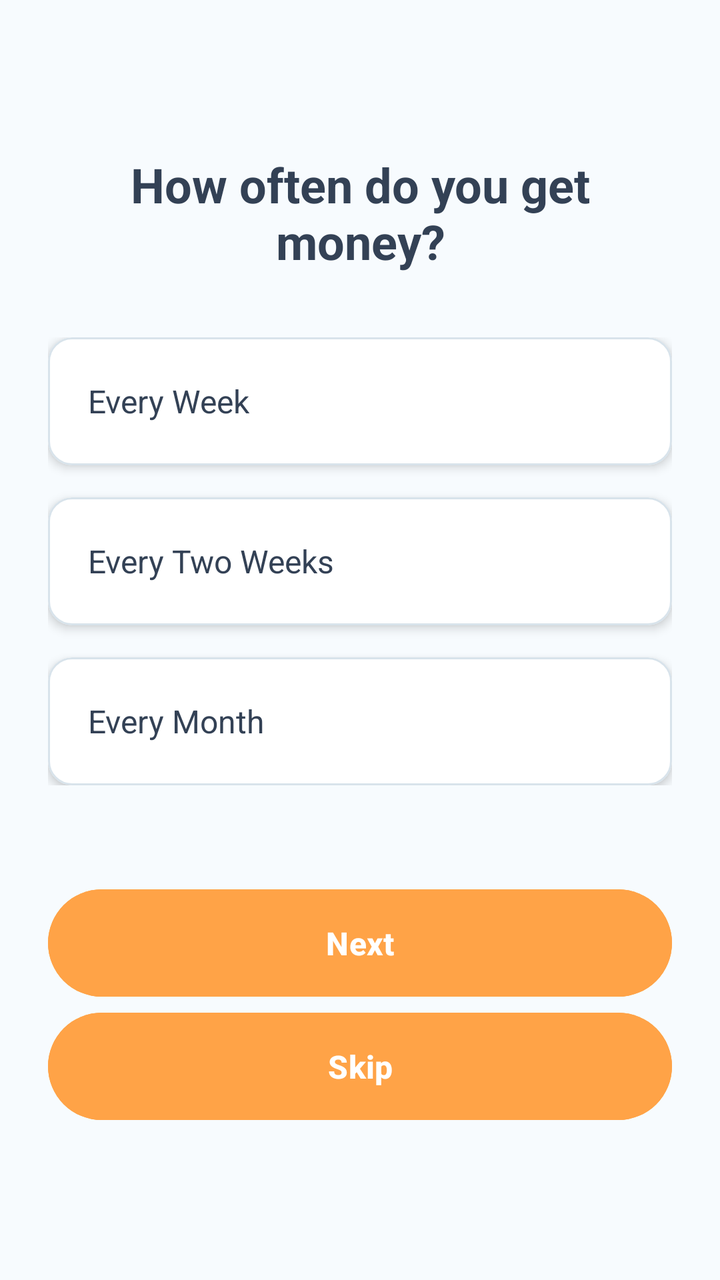
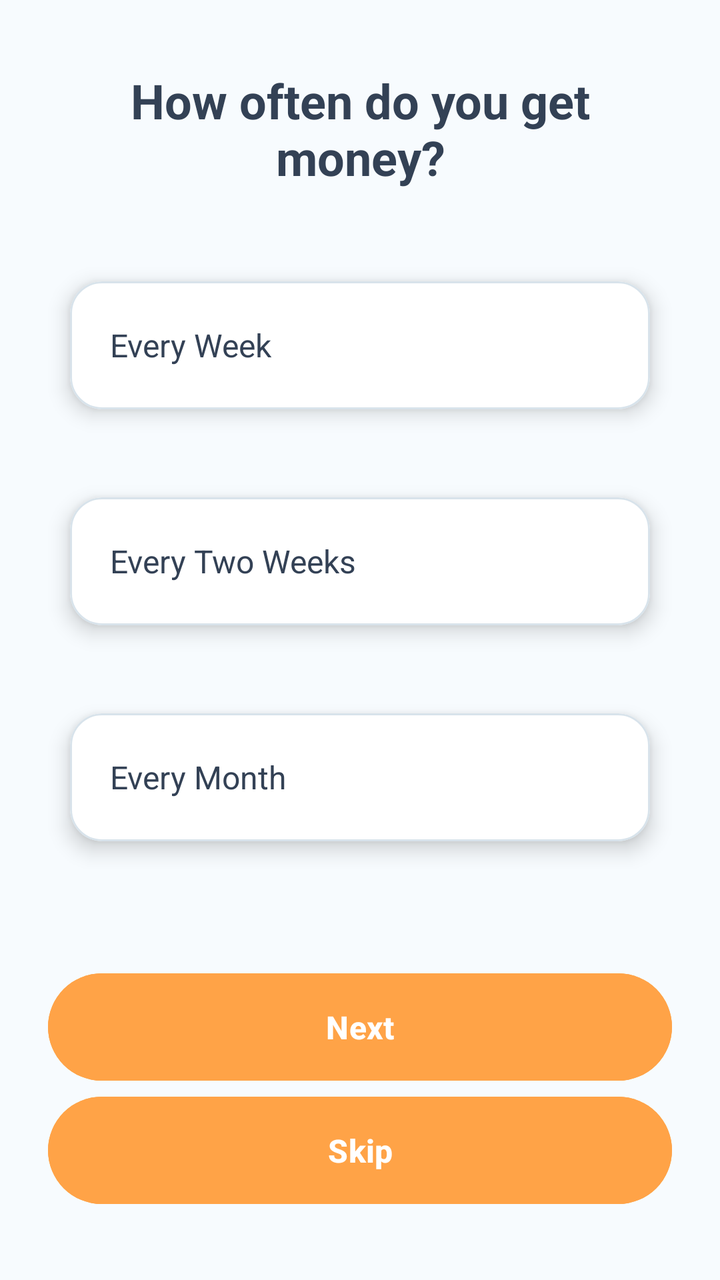

Before-and-after screenshots of an Android layout around one commit, followed by the original layout XML and the change that was made.
<!-- AndroidManifest.xml: application theme Theme.MyApplication -->
<!-- res/layout/fragment_question1_tutorial.xml -->
<?xml version="1.0" encoding="utf-8"?>
<ScrollView xmlns:android="http://schemas.android.com/apk/res/android"
    xmlns:app="http://schemas.android.com/apk/res-auto"
    xmlns:tools="http://schemas.android.com/tools"
    android:layout_width="match_parent"
    android:layout_height="match_parent"
    android:background="@color/background"
    android:padding="24dp"
    android:fillViewport="true">

    <LinearLayout
        android:layout_width="match_parent"
        android:layout_height="wrap_content"
        android:orientation="vertical"
        android:gravity="center">

        
        <TextView
            android:layout_width="wrap_content"
            android:layout_height="wrap_content"
            android:text="@string/how_often_do_you_get_money"
            android:textColor="@color/foreground"
            android:textSize="24sp"
            android:textStyle="bold"
            android:gravity="center"
            android:layout_marginBottom="32dp" />

        
        <LinearLayout
            android:layout_width="match_parent"
            android:layout_height="wrap_content"
            android:orientation="vertical"
            android:layout_marginBottom="48dp">

            
            <com.google.android.material.card.MaterialCardView
                android:id="@+id/option_weekly"
                android:layout_width="match_parent"
                android:layout_height="wrap_content"
                android:layout_marginBottom="16dp"
                app:cardCornerRadius="12dp"
                app:cardElevation="3dp"
                app:cardBackgroundColor="@color/card_background"
                app:strokeColor="@color/border"
                app:strokeWidth="1dp"
                app:rippleColor="@color/primary_soft">

                <LinearLayout
                    android:layout_width="match_parent"
                    android:layout_height="wrap_content"
                    android:orientation="horizontal"
                    android:padding="20dp"
                    android:gravity="center_vertical"
                    tools:ignore="UseCompoundDrawables">

                    <TextView
                        android:layout_width="0dp"
                        android:layout_height="wrap_content"
                        android:layout_weight="1"
                        android:text="@string/every_week"
                        android:textColor="@color/foreground"
                        android:textSize="16sp" />

                    <ImageView
                        android:id="@+id/check_weekly"
                        android:layout_width="24dp"
                        android:layout_height="24dp"
                        android:src="@drawable/ic_check_circle"
                        android:visibility="invisible"
                        app:tint="@color/primary"
                        tools:ignore="ContentDescription" />

                </LinearLayout>
            </com.google.android.material.card.MaterialCardView>

            
            <com.google.android.material.card.MaterialCardView
                android:id="@+id/option_biweekly"
                android:layout_width="match_parent"
                android:layout_height="wrap_content"
                android:layout_marginBottom="16dp"
                app:cardCornerRadius="12dp"
                app:cardElevation="3dp"
                app:cardBackgroundColor="@color/card_background"
                app:strokeColor="@color/border"
                app:strokeWidth="1dp"
                app:rippleColor="@color/primary_soft">

                <LinearLayout
                    android:layout_width="match_parent"
                    android:layout_height="wrap_content"
                    android:orientation="horizontal"
                    android:padding="20dp"
                    android:gravity="center_vertical"
                    tools:ignore="UseCompoundDrawables">

                    <TextView
                        android:layout_width="0dp"
                        android:layout_height="wrap_content"
                        android:layout_weight="1"
                        android:text="Every Two Weeks"
                        android:textColor="@color/foreground"
                        android:textSize="16sp"
                        tools:ignore="HardcodedText" />

                    <ImageView
                        android:id="@+id/check_biweekly"
                        android:layout_width="24dp"
                        android:layout_height="24dp"
                        android:src="@drawable/ic_check_circle"
                        android:visibility="invisible"
                        app:tint="@color/primary"
                        tools:ignore="ContentDescription" />

                </LinearLayout>
            </com.google.android.material.card.MaterialCardView>

            
            <com.google.android.material.card.MaterialCardView
                android:id="@+id/option_monthly"
                android:layout_width="match_parent"
                android:layout_height="wrap_content"
                app:cardCornerRadius="12dp"
                app:cardElevation="3dp"
                app:cardBackgroundColor="@color/card_background"
                app:strokeColor="@color/border"
                app:strokeWidth="1dp"
                app:rippleColor="@color/primary_soft">

                <LinearLayout
                    android:layout_width="match_parent"
                    android:layout_height="wrap_content"
                    android:orientation="horizontal"
                    android:padding="20dp"
                    android:gravity="center_vertical"
                    tools:ignore="UseCompoundDrawables">

                    <TextView
                        android:layout_width="0dp"
                        android:layout_height="wrap_content"
                        android:layout_weight="1"
                        android:text="@string/every_month"
                        android:textColor="@color/foreground"
                        android:textSize="16sp" />

                    <ImageView
                        android:id="@+id/check_monthly"
                        android:layout_width="24dp"
                        android:layout_height="24dp"
                        android:src="@drawable/ic_check_circle"
                        android:visibility="invisible"
                        app:tint="@color/primary"
                        tools:ignore="ContentDescription" />

                </LinearLayout>
            </com.google.android.material.card.MaterialCardView>

        </LinearLayout>

        
        <Button
            android:id="@+id/next_button"
            android:layout_width="match_parent"
            android:layout_height="wrap_content"
            android:text="@string/next"
            android:textSize="16sp"
            android:textStyle="bold"
            android:paddingVertical="16dp"
            android:backgroundTint="@color/accent"
            android:textColor="@color/primary_foreground"
            android:enabled="false"
            android:stateListAnimator="@null"
            tools:ignore="VisualLintButtonSize" />

        <Button
            android:id="@+id/btn_introSkip"
            android:layout_width="match_parent"
            android:layout_height="wrap_content"
            android:backgroundTint="@color/accent"
            android:enabled="true"
            android:paddingVertical="16dp"
            android:stateListAnimator="@null"
            android:text="Skip"
            android:textColor="@color/primary_foreground"
            android:textSize="16sp"
            android:textStyle="bold"
            tools:ignore="VisualLintButtonSize" />

    </LinearLayout>
</ScrollView>
<!-- resources referenced by this layout -->
<resources>
  <color name="accent">#FFA347</color>
  <color name="background">#F7FBFE</color>
  <color name="border">#D8E3EB</color>
  <color name="card_background">#FFFFFF</color>
  <color name="foreground">#334155</color>
  <color name="primary">#4DB8FF</color>
  <color name="primary_foreground">#FFFFFF</color>
  <color name="primary_soft">#E9F4FB</color>
  <!-- drawable ic_check_circle (drawable) -->
  <vector xmlns:android="http://schemas.android.com/apk/res/android"
      android:width="24dp"
      android:height="24dp"
      android:viewportWidth="24"
      android:viewportHeight="24">
    <path
        android:pathData="M21.801 10A10 10 0 1 1 17 3.335"
        android:strokeWidth="2"
        android:strokeColor="@android:color/black"
        android:fillColor="@android:color/transparent"
        android:strokeLineCap="round"
        android:strokeLineJoin="round"/>
    <path
        android:pathData="m9 11 3 3L22 4"
        android:strokeWidth="2"
        android:strokeColor="@android:color/black"
        android:fillColor="@android:color/transparent"
        android:strokeLineCap="round"
        android:strokeLineJoin="round"/>
  </vector>
  <string name="every_month">Every Month</string>
  <string name="every_week">Every Week</string>
  <string name="how_often_do_you_get_money">How often do you get money?</string>
  <string name="next">Next</string>
  <style name="Theme.MyApplication" parent="Base.Theme.MyApplication" />
  <style name="Base.Theme.MyApplication" parent="Theme.Material3.DayNight.NoActionBar">
          
          
      </style>
</resources>

<!-- the commit's change to res/layout/fragment_question1_tutorial.xml (unified diff, before → after) -->
@@ -38,8 +38,10 @@
                 android:layout_width="match_parent"
                 android:layout_height="wrap_content"
                 android:layout_marginBottom="16dp"
-                app:cardCornerRadius="12dp"
-                app:cardElevation="3dp"
+                app:cardCornerRadius="16dp"
+                app:cardElevation="6dp"
+                app:cardUseCompatPadding="true"
+                app:cardPreventCornerOverlap="true"
                 app:cardBackgroundColor="@color/card_background"
                 app:strokeColor="@color/border"
                 app:strokeWidth="1dp"
@@ -79,8 +81,10 @@
                 android:layout_width="match_parent"
                 android:layout_height="wrap_content"
                 android:layout_marginBottom="16dp"
-                app:cardCornerRadius="12dp"
-                app:cardElevation="3dp"
+                app:cardCornerRadius="16dp"
+                app:cardElevation="6dp"
+                app:cardUseCompatPadding="true"
+                app:cardPreventCornerOverlap="true"
                 app:cardBackgroundColor="@color/card_background"
                 app:strokeColor="@color/border"
                 app:strokeWidth="1dp"
@@ -120,8 +124,10 @@
                 android:id="@+id/option_monthly"
                 android:layout_width="match_parent"
                 android:layout_height="wrap_content"
-                app:cardCornerRadius="12dp"
-                app:cardElevation="3dp"
+                app:cardCornerRadius="16dp"
+                app:cardElevation="6dp"
+                app:cardUseCompatPadding="true"
+                app:cardPreventCornerOverlap="true"
                 app:cardBackgroundColor="@color/card_background"
                 app:strokeColor="@color/border"
                 app:strokeWidth="1dp"
